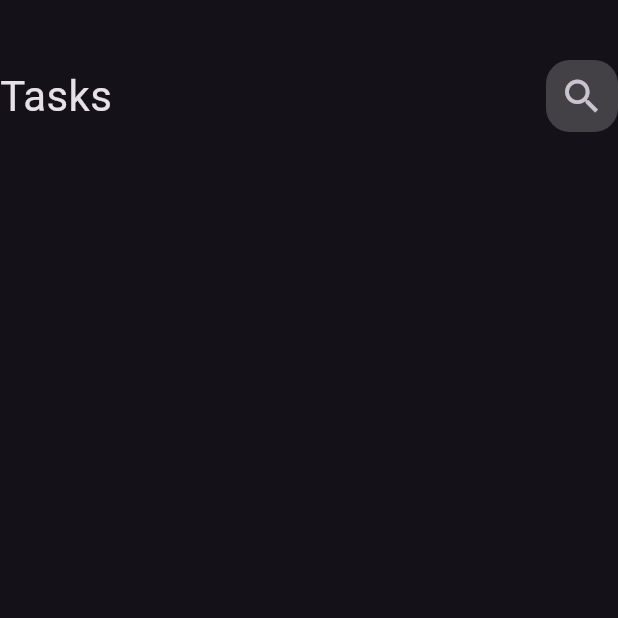
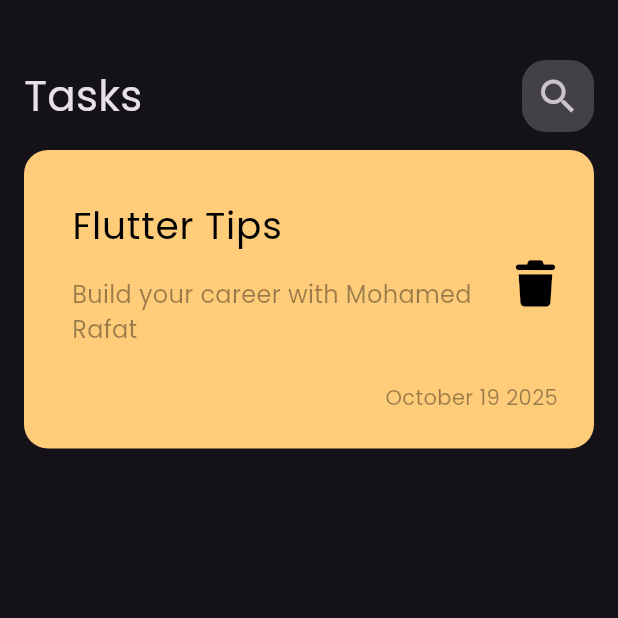
Before and after one commit to MohamedRafat-hub/Notify, a Flutter app: the screen it shows after launch, on a phone screen of 412 x 824 dp, the top half of it. Run offline on Flutter 3.47's test engine with Material 3 defaults, Android fonts, the phone set to English and light mode, and no system bars; our stand-ins replace font_awesome_flutter.

Commit message:
create task item widget

```diff
--- a/lib/main.dart
+++ b/lib/main.dart
@@ -13,7 +13,10 @@ class TaskyApp extends StatelessWidget {
   Widget build(BuildContext context) {
     return MaterialApp(
       home: TasksView(),
-      theme: ThemeData.dark(),
+      theme: ThemeData(
+        brightness: Brightness.dark,
+        fontFamily: 'Poppins',
+      ),
     );
   }
 }
--- /dev/null
+++ b/lib/widgets/task_item.dart
@@ -0,0 +1,48 @@
+import 'package:flutter/material.dart';
+import 'package:font_awesome_flutter/font_awesome_flutter.dart';
+
+class TaskItem extends StatelessWidget {
+  const TaskItem({super.key});
+
+  @override
+  Widget build(BuildContext context) {
+    return Container(
+      margin:  const EdgeInsets.symmetric(vertical: 12),
+      padding: EdgeInsets.only(top: 24 , bottom: 24 , left: 16),
+      decoration: BoxDecoration(
+        color: Color(0xffFFCD7A),
+        borderRadius: BorderRadius.circular(16),
+      ),
+      child: Column(
+        crossAxisAlignment: CrossAxisAlignment.end,
+        children: [
+          ListTile(
+            title: Text(
+              'Flutter Tips',
+              style: TextStyle(color: Colors.black, fontSize: 25),
+            ),
+            subtitle: Padding(
+              padding: const EdgeInsets.symmetric(vertical: 16),
+              child: Text(
+                'Build your career with Mohamed Rafat',
+                style: TextStyle(fontSize: 16, color:  Colors.black.withValues(alpha: .4)),
+              ),
+            ),
+            trailing: Icon(
+              FontAwesomeIcons.trash,
+              color: Colors.black,
+              size: 30,
+            ),
+          ),
+          Padding(
+            padding: const EdgeInsets.symmetric(horizontal: 24),
+            child: Text(
+              'October 19 2025',
+              style: TextStyle(color: Colors.black.withValues(alpha: .4)),
+            ),
+          ),
+        ],
+      ),
+    );
+  }
+}
--- a/lib/widgets/tasks_view_body.dart
+++ b/lib/widgets/tasks_view_body.dart
@@ -1,19 +1,24 @@
 import 'package:flutter/material.dart';
+import 'package:font_awesome_flutter/font_awesome_flutter.dart';
 import 'package:tasky_app/widgets/custom_app_bar.dart';
-
+import 'package:tasky_app/widgets/task_item.dart';
 
 class TasksViewBody extends StatelessWidget {
   const TasksViewBody({super.key});
 
   @override
   Widget build(BuildContext context) {
-    return Column(
+    return Padding(
+      padding: const EdgeInsets.symmetric(horizontal: 16),
+      child: Column(
         children: [
           SizedBox(
             height: 40,
           ),
           CustomAppBar(),
+          TaskItem(),
         ],
+      ),
     );
   }
 }
```
Also changed, not shown: pubspec.yaml (+5 -11 lines), assets/fonts/Poppins-Regular.ttf (added), pubspec.lock. Lines whose indentation alone changed are shown as unchanged.
